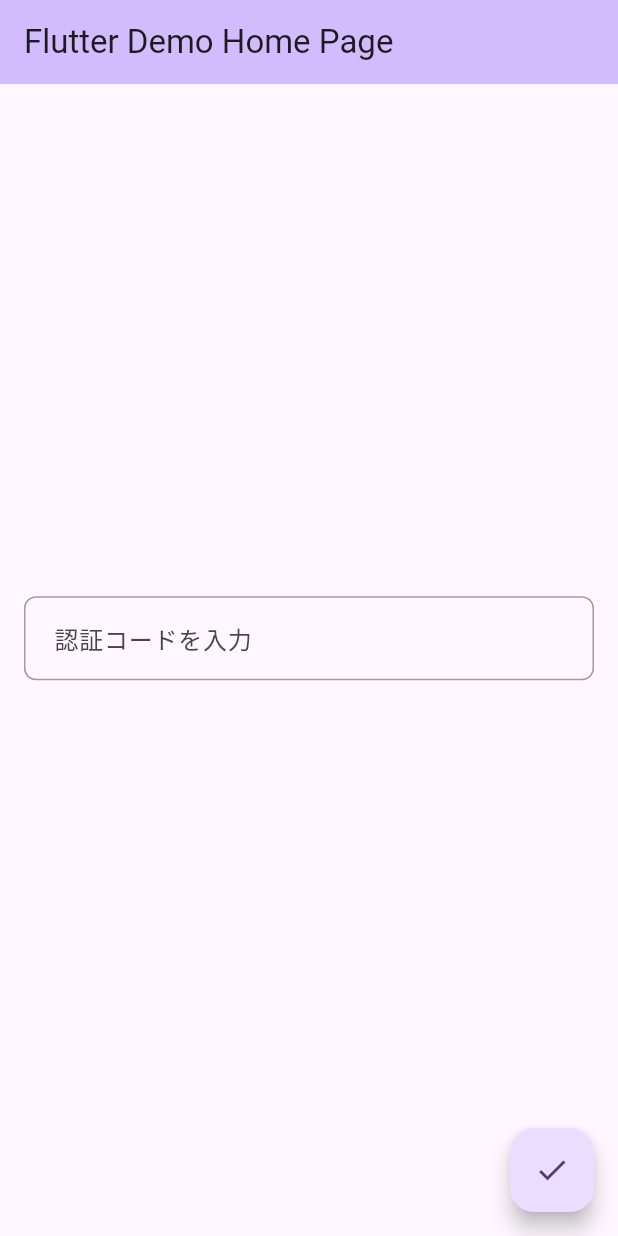
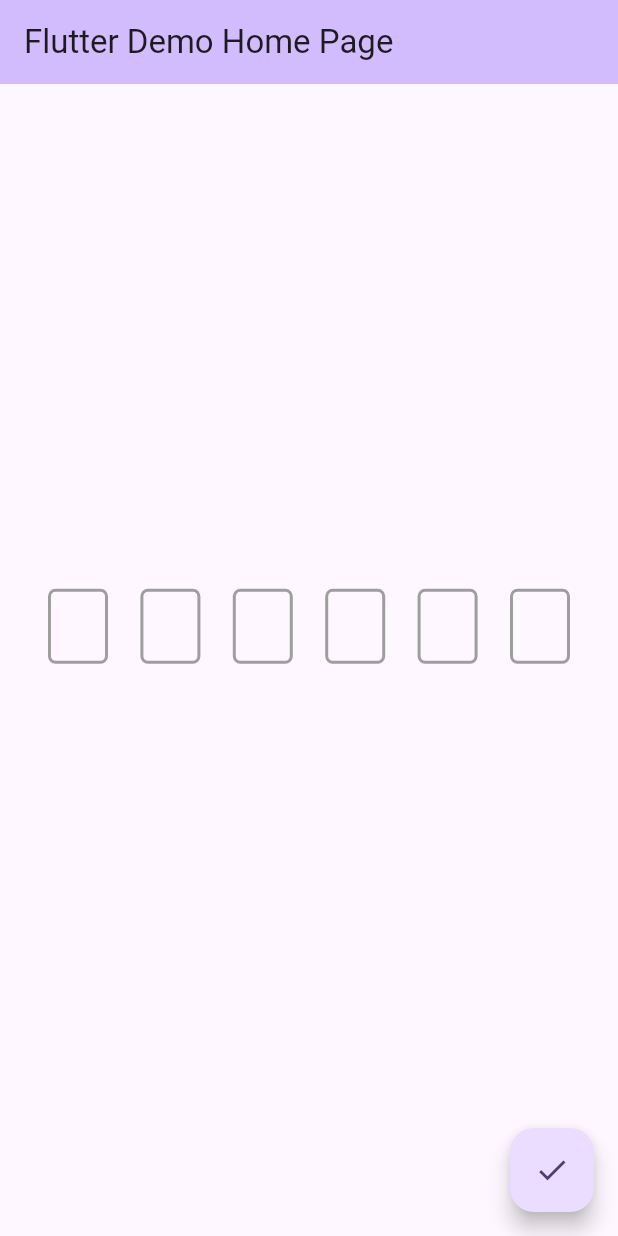
Before and after one commit to Ruri-Kinoshita/textfield_demo, a Flutter app: the screen it shows after launch, on a phone screen of 412 x 824 dp. Run offline on Flutter 3.47's test engine with Material 3 defaults, Android fonts, the phone set to English and light mode, and no system bars; drawn by our look-alikes of pin_code_fields.

Commit message:
やっぱpincodefieldで実装する！

```diff
--- a/lib/main.dart
+++ b/lib/main.dart
@@ -1,4 +1,5 @@
 import 'package:flutter/material.dart';
+import 'package:pin_code_fields/pin_code_fields.dart';
 
 void main() {
   runApp(const MyApp());
@@ -37,7 +38,7 @@ class MyHomePage extends StatefulWidget {
 class _MyHomePageState extends State<MyHomePage> {
   final TextEditingController _controller = TextEditingController();
   String _errorMessage = '';
-  String seikai = '1234';
+  String seikai = '123456';
 
   void check() {
     if (_controller.text == seikai) {
@@ -62,18 +63,37 @@ class _MyHomePageState extends State<MyHomePage> {
       body: Center(
         child: Row(
           children: [
-            const SizedBox(width: 16),
+            const SizedBox(width: 32),
             Flexible(
               child: Column(
                 mainAxisAlignment: MainAxisAlignment.center,
                 children: <Widget>[
-                  TextField(
+                  PinCodeTextField(
                     controller: _controller,
-                    onTapOutside: (_) =>
-                        FocusManager.instance.primaryFocus?.unfocus(),
-                    decoration: InputDecoration(
-                      hintText: '認証コードを入力',
+                    appContext: context,
+                    pastedTextStyle: TextStyle(
+                      color: Colors.green.shade600,
+                      fontWeight: FontWeight.bold,
                     ),
+                    length: 6,
+                    animationType: AnimationType.none,
+                    pinTheme: PinTheme(
+                      shape: PinCodeFieldShape.box,
+                      borderRadius: BorderRadius.circular(5),
+                      fieldHeight: 50,
+                      fieldWidth: 40,
+                      activeColor: Colors.grey,
+                      selectedColor: Colors.orange,
+                      inactiveColor: Colors.grey,
+                      //なんのパラメータ？？
+                      activeFillColor: Colors.white,
+                      inactiveFillColor: Colors.grey,
+                    ),
+                    onChanged: (value) {
+                      setState(() {
+                        _errorMessage = '';
+                      });
+                    },
                   ),
                   const SizedBox(height: 8),
                   Text(
@@ -89,7 +109,7 @@ class _MyHomePageState extends State<MyHomePage> {
                 ],
               ),
             ),
-            const SizedBox(width: 16),
+            const SizedBox(width: 32),
           ],
         ),
       ),
--- a/pubspec.yaml
+++ b/pubspec.yaml
@@ -35,6 +35,7 @@ dependencies:
   # The following adds the Cupertino Icons font to your application.
   # Use with the CupertinoIcons class for iOS style icons.
   cupertino_icons: ^1.0.8
+  pin_code_fields: ^8.0.1
 
 dev_dependencies:
   flutter_test:
```
Also changed, not shown: pubspec.lock.
